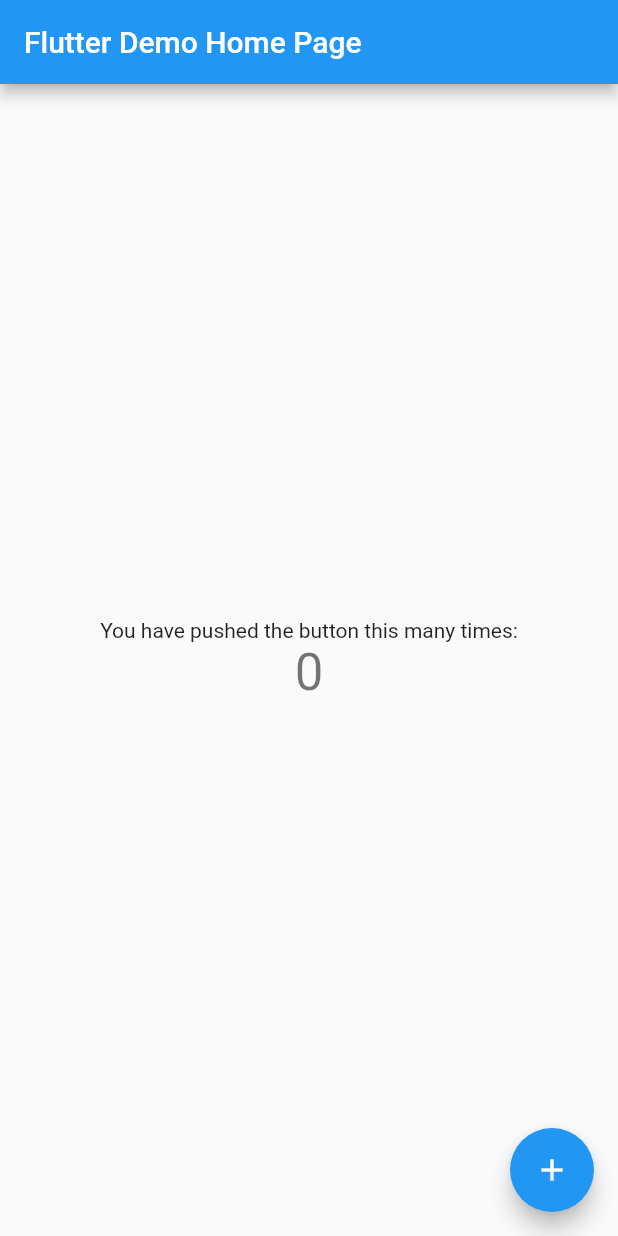
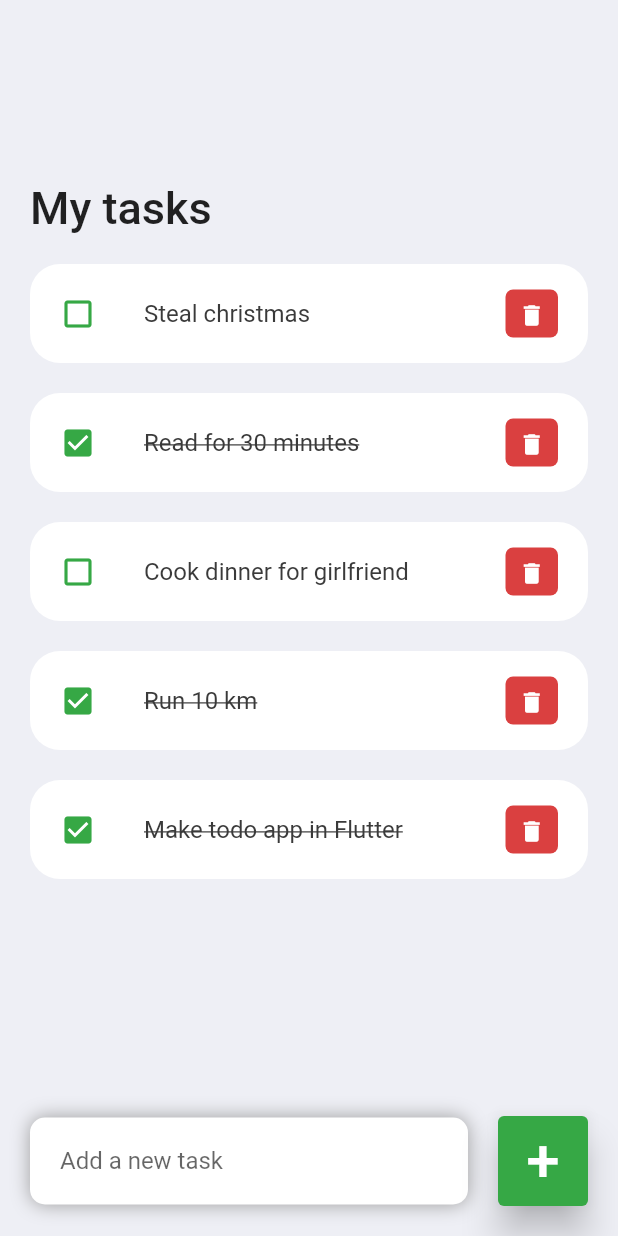
Before and after one commit to FnhNielsen/flutter-todo-app, a Flutter app: the screen it shows after launch, on a phone screen of 412 x 824 dp. Run offline on Flutter 3.47's test engine with Material 2 defaults, Android fonts, the phone set to English and light mode, and no system bars.

Commit message:
basic app done

```diff
--- /dev/null
+++ b/todoapp/lib/constants/colors.dart
@@ -0,0 +1,9 @@
+import 'package:flutter/material.dart';
+
+const Color tdRed = Color(0xFFDA4040);
+const Color tdGreen = Color.fromARGB(255, 54, 168, 69);
+
+const Color tdBlack = Color(0xFF3A3A3A);
+const Color tdGrey = Color(0xFF717171);
+
+const Color tdBGColor = Color(0xFFEEEFF5);
--- a/todoapp/lib/main.dart
+++ b/todoapp/lib/main.dart
@@ -1,115 +1,23 @@
 import 'package:flutter/material.dart';
+import 'package:flutter/services.dart';
+import './screens/home.dart';
 
 void main() {
   runApp(const MyApp());
 }
 
 class MyApp extends StatelessWidget {
-  const MyApp({super.key});
+  const MyApp({Key? key}) : super(key: key);
 
   // This widget is the root of your application.
   @override
   Widget build(BuildContext context) {
-    return MaterialApp(
-      title: 'Flutter Demo',
-      theme: ThemeData(
-        // This is the theme of your application.
-        //
-        // Try running your application with "flutter run". You'll see the
-        // application has a blue toolbar. Then, without quitting the app, try
-        // changing the primarySwatch below to Colors.green and then invoke
-        // "hot reload" (press "r" in the console where you ran "flutter run",
-        // or simply save your changes to "hot reload" in a Flutter IDE).
-        // Notice that the counter didn't reset back to zero; the application
-        // is not restarted.
-        primarySwatch: Colors.blue,
-      ),
-      home: const MyHomePage(title: 'Flutter Demo Home Page'),
+    SystemChrome.setSystemUIOverlayStyle(
+        const SystemUiOverlayStyle(statusBarColor: Colors.transparent));
+    return const MaterialApp(
+      debugShowCheckedModeBanner: false,
+      title: 'My todo app',
+      home: Home(),
     );
   }
 }
-
-class MyHomePage extends StatefulWidget {
-  const MyHomePage({super.key, required this.title});
-
-  // This widget is the home page of your application. It is stateful, meaning
-  // that it has a State object (defined below) that contains fields that affect
-  // how it looks.
-
-  // This class is the configuration for the state. It holds the values (in this
-  // case the title) provided by the parent (in this case the App widget) and
-  // used by the build method of the State. Fields in a Widget subclass are
-  // always marked "final".
-
-  final String title;
-
-  @override
-  State<MyHomePage> createState() => _MyHomePageState();
-}
-
-class _MyHomePageState extends State<MyHomePage> {
-  int _counter = 0;
-
-  void _incrementCounter() {
-    setState(() {
-      // This call to setState tells the Flutter framework that something has
-      // changed in this State, which causes it to rerun the build method below
-      // so that the display can reflect the updated values. If we changed
-      // _counter without calling setState(), then the build method would not be
-      // called again, and so nothing would appear to happen.
-      _counter++;
-    });
-  }
-
-  @override
-  Widget build(BuildContext context) {
-    // This method is rerun every time setState is called, for instance as done
-    // by the _incrementCounter method above.
-    //
-    // The Flutter framework has been optimized to make rerunning build methods
-    // fast, so that you can just rebuild anything that needs updating rather
-    // than having to individually change instances of widgets.
-    return Scaffold(
-      appBar: AppBar(
-        // Here we take the value from the MyHomePage object that was created by
-        // the App.build method, and use it to set our appbar title.
-        title: Text(widget.title),
-      ),
-      body: Center(
-        // Center is a layout widget. It takes a single child and positions it
-        // in the middle of the parent.
-        child: Column(
-          // Column is also a layout widget. It takes a list of children and
-          // arranges them vertically. By default, it sizes itself to fit its
-          // children horizontally, and tries to be as tall as its parent.
-          //
-          // Invoke "debug painting" (press "p" in the console, choose the
-          // "Toggle Debug Paint" action from the Flutter Inspector in Android
-          // Studio, or the "Toggle Debug Paint" command in Visual Studio Code)
-          // to see the wireframe for each widget.
-          //
-          // Column has various properties to control how it sizes itself and
-          // how it positions its children. Here we use mainAxisAlignment to
-          // center the children vertically; the main axis here is the vertical
-          // axis because Columns are vertical (the cross axis would be
-          // horizontal).
-          mainAxisAlignment: MainAxisAlignment.center,
-          children: <Widget>[
-            const Text(
-              'You have pushed the button this many times:',
-            ),
-            Text(
-              '$_counter',
-              style: Theme.of(context).textTheme.headline4,
-            ),
-          ],
-        ),
-      ),
-      floatingActionButton: FloatingActionButton(
-        onPressed: _incrementCounter,
-        tooltip: 'Increment',
-        child: const Icon(Icons.add),
-      ), // This trailing comma makes auto-formatting nicer for build methods.
-    );
-  }
-}
--- /dev/null
+++ b/todoapp/lib/model/task.dart
@@ -0,0 +1,21 @@
+class Task {
+  String? id;
+  String? task;
+  bool isDone;
+
+  Task({
+    required this.id,
+    required this.task,
+    this.isDone = false,
+  });
+
+  static List<Task> todoList() {
+    return [
+      Task(id: '1', task: 'Make todo app in Flutter', isDone: true ),
+      Task(id: '2', task: 'Run 10 km', isDone: true ),
+      Task(id: '3', task: 'Cook dinner for girlfriend', isDone: false ),
+      Task(id: '4', task: 'Read for 30 minutes', isDone: true),
+      Task(id: '5', task: 'Steal christmas', isDone: false)
+    ];
+  }
+}
--- /dev/null
+++ b/todoapp/lib/screens/home.dart
@@ -0,0 +1,184 @@
+import 'package:flutter/material.dart';
+
+import '../model/task.dart';
+import '../constants/colors.dart';
+import '../widgets/todo_item.dart';
+
+class Home extends StatefulWidget {
+  const Home({Key? key}) : super(key: key);
+
+  @override
+  State<Home> createState() => _HomeState();
+}
+
+class _HomeState extends State<Home> {
+  final todoList = Task.todoList();
+  List<Task> tasks = [];
+  final _todoController = TextEditingController();
+
+  @override
+  void initState() {
+    tasks = todoList;
+    super.initState();
+  }
+
+  @override
+  Widget build(BuildContext context) {
+    return Scaffold(
+      backgroundColor: tdBGColor,
+      appBar: _buildAppBar(),
+      body: Stack(
+        children: [
+          Container(
+            padding: const EdgeInsets.symmetric(
+              horizontal: 20,
+              vertical: 15,
+            ),
+            child: Column(
+              children: [
+                Expanded(
+                  child: ListView(
+                    children: [
+                      Container(
+                        margin: const EdgeInsets.only(
+                          top: 50,
+                          bottom: 20,
+                        ),
+                        child: const Text(
+                          'My tasks',
+                          style: TextStyle(
+                            fontSize: 30,
+                            fontWeight: FontWeight.w500,
+                          ),
+                        ),
+                      ),
+                      for (Task task in tasks.reversed)
+                        ToDoItem(
+                          todo: task,
+                          onToDoChanged: _handleChangeTask,
+                          onDeleteItem: removeTask,
+                        ),
+                    ],
+                  ),
+                )
+              ],
+            ),
+          ),
+          Align(
+            alignment: Alignment.bottomCenter,
+            child: Row(children: [
+              Expanded(
+                child: Container(
+                  margin: const EdgeInsets.only(
+                    bottom: 20,
+                    right: 20,
+                    left: 20,
+                  ),
+                  padding: const EdgeInsets.symmetric(
+                    horizontal: 20,
+                    vertical: 5,
+                  ),
+                  decoration: BoxDecoration(
+                    color: Colors.white,
+                    boxShadow: const [
+                      BoxShadow(
+                        color: Colors.grey,
+                        offset: Offset(0.0, 0.0),
+                        blurRadius: 10.0,
+                        spreadRadius: 0.0,
+                      ),
+                    ],
+                    borderRadius: BorderRadius.circular(10),
+                  ),
+                  child: TextField(
+                    controller: _todoController,
+                    decoration: const InputDecoration(
+                        hintText: 'Add a new task',
+                        border: InputBorder.none),
+                  ),
+                ),
+              ),
+              Container(
+                margin: const EdgeInsets.only(
+                  bottom: 20,
+                  right: 20,
+                ),
+                child: ElevatedButton(
+                  onPressed: () {
+                    addTask(_todoController.text);
+                  },
+                  style: ElevatedButton.styleFrom(
+                    backgroundColor: tdGreen,
+                    minimumSize: const Size(60, 60),
+                    elevation: 10,
+                  ),
+                  child: const Text(
+                    '+',
+                    style: TextStyle(
+                      fontSize: 40,
+                    ),
+                  ),
+                ),
+              ),
+            ]),
+          ),
+        ],
+      ),
+    );
+  }
+
+  void _handleChangeTask(Task task) {
+    setState(() {
+      task.isDone = !task.isDone;
+    });
+  }
+
+  void removeTask(String id) {
+    setState(() {
+      todoList.removeWhere((item) => item.id == id);
+    });
+  }
+
+  void addTask(String task) {
+    setState(() {
+      todoList.add(Task(
+        id: DateTime.now().millisecondsSinceEpoch.toString(),
+        task: task,
+      ));
+    });
+    _todoController.clear();
+  }
+
+  void _runFilter(String enteredKeyword) {
+    List<Task> results = [];
+    if (enteredKeyword.isEmpty) {
+      results = todoList;
+    } else {
+      results = todoList
+          .where((item) => item.task!
+              .toLowerCase()
+              .contains(enteredKeyword.toLowerCase()))
+          .toList();
+    }
+
+    setState(() {
+      tasks = results;
+    });
+  }
+
+  AppBar _buildAppBar() {
+    return AppBar(
+      backgroundColor: tdBGColor,
+      elevation: 0,
+      title: Row(mainAxisAlignment: MainAxisAlignment.spaceBetween, children: [
+        SizedBox(
+          height: 40,
+          width: 40,
+          child: ClipRRect(
+            borderRadius: BorderRadius.circular(20),
+          ),
+        ),
+      ]),
+    );
+  }
+}
--- /dev/null
+++ b/todoapp/lib/widgets/todo_item.dart
@@ -0,0 +1,66 @@
+import 'package:flutter/material.dart';
+
+import '../model/task.dart';
+import '../constants/colors.dart';
+
+class ToDoItem extends StatelessWidget {
+  final Task todo;
+  final onToDoChanged;
+  final onDeleteItem;
+
+  const ToDoItem({
+    Key? key,
+    required this.todo,
+    required this.onToDoChanged,
+    required this.onDeleteItem,
+  }) : super(key: key);
+
+  @override
+  Widget build(BuildContext context) {
+    return Container(
+      margin: const EdgeInsets.only(bottom: 20),
+      child: ListTile(
+        onTap: () {
+          // print('Clicked on Todo Item.');
+          onToDoChanged(todo);
+        },
+        shape: RoundedRectangleBorder(
+          borderRadius: BorderRadius.circular(20),
+        ),
+        contentPadding: const EdgeInsets.symmetric(horizontal: 20, vertical: 5),
+        tileColor: Colors.white,
+        leading: Icon(
+          todo.isDone ? Icons.check_box : Icons.check_box_outline_blank,
+          color: tdGreen,
+        ),
+        title: Text(
+          todo.task!,
+          style: TextStyle(
+            fontSize: 16,
+            color: tdBlack,
+            decoration: todo.isDone ? TextDecoration.lineThrough : null,
+          ),
+        ),
+        trailing: Container(
+          padding: const EdgeInsets.all(0),
+          margin: const EdgeInsets.symmetric(vertical: 12),
+          height: 35,
+          width: 35,
+          decoration: BoxDecoration(
+            color: tdRed,
+            borderRadius: BorderRadius.circular(5),
+          ),
+          child: IconButton(
+            color: Colors.white,
+            iconSize: 18,
+            icon: const Icon(Icons.delete),
+            onPressed: () {
+              // print('Clicked on delete icon');
+              onDeleteItem(todo.id);
+            },
+          ),
+        ),
+      ),
+    );
+  }
+}
```
